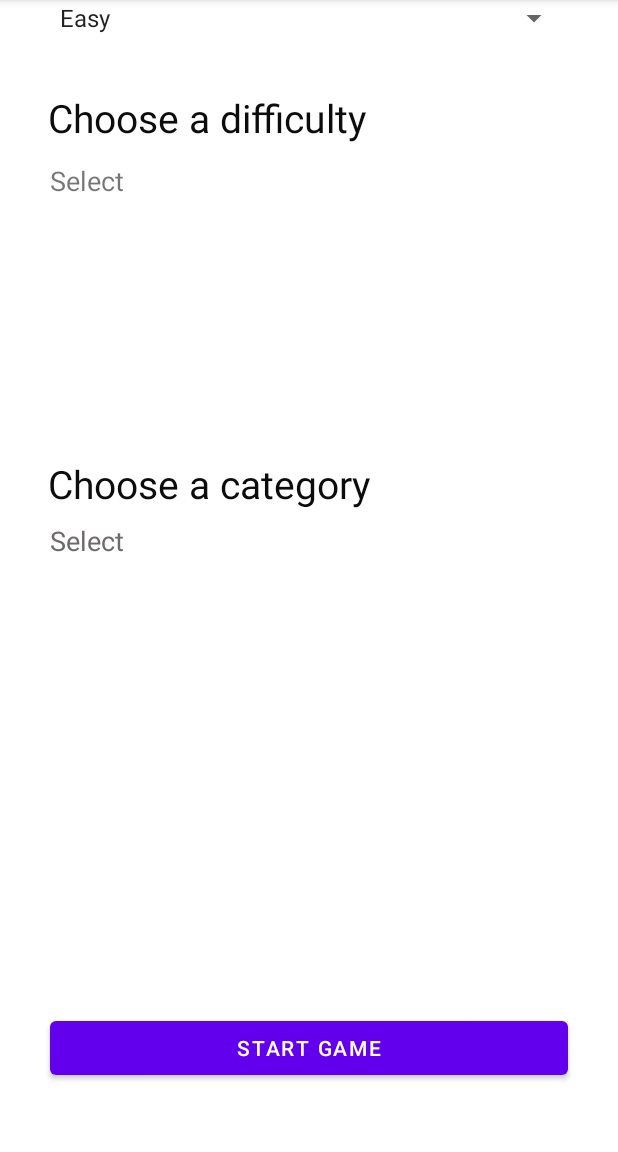
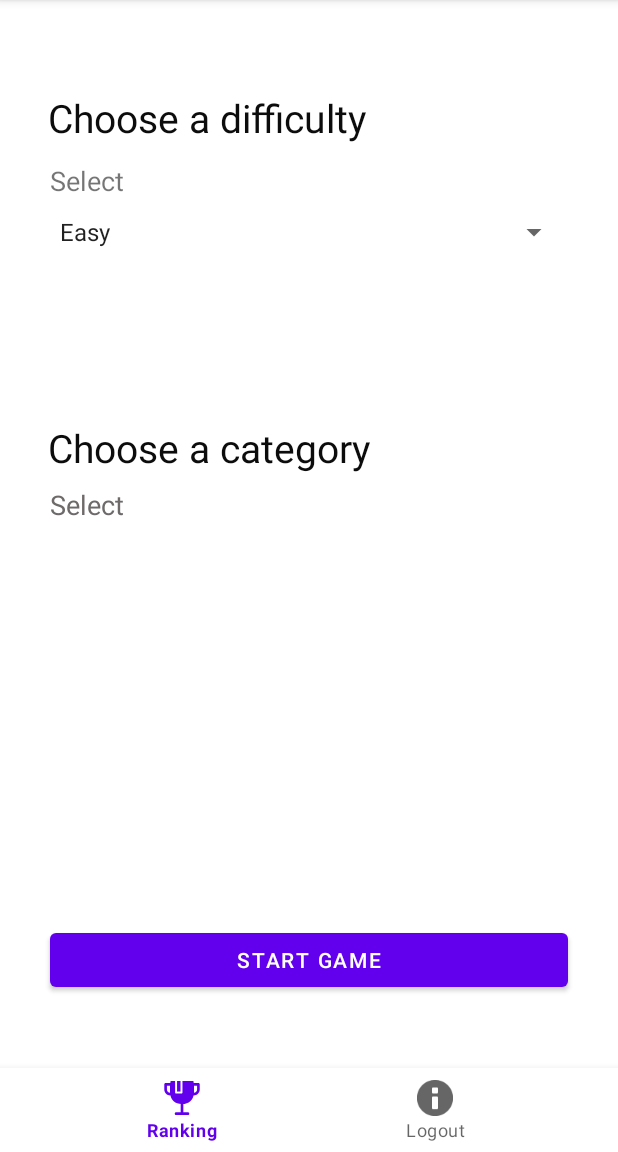
Before and after one commit to juliabazanella0/TrabalhoFinal, an Android app: the MainActivity screen opened directly, with no data from a screen before it, on a phone screen of 412 x 824 dp, the part 84-1236 px from its top. Run offline under Robolectric (Android 15) with nearby library versions, the phone set to English and light mode, and no system bars; our stand-ins replace navigation-ui.

Commit message:
Implementa bottomNavigation

```diff
--- a/app/src/main/java/com/example/trabalho_final/MainActivity.kt
+++ b/app/src/main/java/com/example/trabalho_final/MainActivity.kt
@@ -1,11 +1,46 @@
 package com.example.trabalho_final
 
+import android.content.Context
+import android.content.Intent
 import androidx.appcompat.app.AppCompatActivity
 import android.os.Bundle
+import androidx.navigation.findNavController
+import androidx.navigation.ui.setupWithNavController
+import kotlinx.android.synthetic.main.fragment_config_game.*
 
 class MainActivity : AppCompatActivity() {
     override fun onCreate(savedInstanceState: Bundle?) {
         super.onCreate(savedInstanceState)
         setContentView(R.layout.activity_main)
+
+        bottomNavigationView.setupWithNavController(findNavController(R.id.navHostFragment))
     }
+
+//    fun goToLogin() {
+//        var intent = Intent(this, LoginActivity::class.java).apply {
+//            flags = Intent.FLAG_ACTIVITY_CLEAR_TASK or Intent.FLAG_ACTIVITY_NEW_TASK
+//        }
+//
+//        startActivity(intent)
+//    }
+
+//    fun logout() {
+//        this.getSharedPreferences("game", Context.MODE_PRIVATE)
+//                .edit().apply {
+//                    clear()
+//                    commit()
+//                }
+//        this.getSharedPreferences("config", Context.MODE_PRIVATE)
+//                .edit().apply {
+//                    clear()
+//                    commit()
+//                }
+//        this.getSharedPreferences("login", Context.MODE_PRIVATE)
+//                .edit().apply {
+//                    clear()
+//                    commit()
+//                }
+//
+//        goToLogin()
+//    }
 }
--- /dev/null
+++ b/app/src/main/res/drawable/ic_ranking.xml
@@ -0,0 +1,27 @@
+<vector xmlns:android="http://schemas.android.com/apk/res/android"
+    android:width="91dp"
+    android:height="91dp"
+    android:viewportWidth="91"
+    android:viewportHeight="91">
+  <path
+      android:pathData="M16.084,38.938h-0.332c-8.271,0 -15.002,-6.68 -15.002,-14.888V11.007c0,-1.846 1.494,-3.34 3.342,-3.34h14.494c1.844,0 3.34,1.494 3.34,3.34v23.664c0.018,0.266 0.027,0.424 0.029,0.586c0.025,1.588 -1.072,2.975 -2.625,3.314C18.201,38.819 17.139,38.938 16.084,38.938zM7.432,14.347v9.703c0,4.359 3.461,7.935 7.814,8.193V14.347H7.432z"
+      android:fillColor="#45596B"/>
+  <path
+      android:pathData="M18.615,37.769c-1.34,0 -2.438,-1.076 -2.459,-2.424c-0.02,-0.334 -0.029,-0.502 -0.029,-0.674V11.007c0,-1.359 1.1,-2.459 2.459,-2.459c1.357,0 2.459,1.1 2.459,2.459l0.01,23.832c0.01,0.145 0.018,0.287 0.02,0.432c0.021,1.359 -1.063,2.477 -2.42,2.498C18.641,37.769 18.629,37.769 18.615,37.769z"
+      android:fillColor="#647F94"/>
+  <path
+      android:pathData="M75.32,38.938h-0.332c-1.057,0 -2.121,-0.119 -3.25,-0.367c-1.572,-0.342 -2.678,-1.756 -2.629,-3.363c0.004,-0.152 0.016,-0.303 0.027,-0.453l0.01,-23.748c0,-1.846 1.494,-3.34 3.34,-3.34H86.98c1.844,0 3.34,1.494 3.34,3.34V24.05C90.32,32.259 83.592,38.938 75.32,38.938zM75.826,14.347v17.896c4.352,-0.258 7.814,-3.833 7.814,-8.193v-9.703H75.826z"
+      android:fillColor="#45596B"/>
+  <path
+      android:pathData="M45.535,88.495c-1.844,0 -3.342,-1.496 -3.342,-3.34V58.304c0,-1.842 1.498,-3.34 3.342,-3.34c1.846,0 3.34,1.498 3.34,3.34v26.852C48.875,86.999 47.381,88.495 45.535,88.495z"
+      android:fillColor="#45596B"/>
+  <path
+      android:pathData="M60.531,88.495H30.537c-1.844,0 -3.34,-1.496 -3.34,-3.34c0,-1.846 1.496,-3.34 3.34,-3.34h29.994c1.844,0 3.34,1.494 3.34,3.34C63.871,86.999 62.375,88.495 60.531,88.495z"
+      android:fillColor="#45596B"/>
+  <path
+      android:pathData="M72.486,2.498H46.66v29.195c0,1.357 -1.104,2.459 -2.459,2.459H30.537c-1.357,0 -2.459,-1.102 -2.459,-2.459V2.498h-9.492c-1.359,0 -2.463,1.098 -2.463,2.459l0.033,30.412c0.365,14.955 12.287,25.398 29,25.398h0.756c16.711,0 28.635,-10.443 28.994,-25.453l0.039,-30.357C74.945,3.595 73.844,2.498 72.486,2.498z"
+      android:fillColor="#647F94"/>
+  <path
+      android:pathData="M32.996,2.498h8.744v26.734h-8.744z"
+      android:fillColor="#6EC4A7"/>
+</vector>
--- a/app/src/main/res/layout/fragment_config_game.xml
+++ b/app/src/main/res/layout/fragment_config_game.xml
@@ -52,14 +52,14 @@
         android:layout_height="wrap_content"
         android:layout_marginStart="32dp"
         android:layout_marginLeft="32dp"
-        android:layout_marginTop="172dp"
+        android:layout_marginTop="148dp"
         android:layout_marginEnd="32dp"
         android:layout_marginRight="32dp"
         android:text="@string/choose_a_category"
         android:textColor="#0C0C0C"
         android:textSize="26sp"
         app:layout_constraintEnd_toEndOf="parent"
-        app:layout_constraintHorizontal_bias="1.0"
+        app:layout_constraintHorizontal_bias="0.0"
         app:layout_constraintStart_toStartOf="parent"
         app:layout_constraintTop_toBottomOf="@+id/textView10" />
 
@@ -88,14 +88,12 @@
         android:layout_marginLeft="33dp"
         android:layout_marginEnd="33dp"
         android:layout_marginRight="33dp"
-        android:layout_marginBottom="45dp"
+        android:layout_marginBottom="104dp"
         android:text="@string/start_game"
         app:layout_constraintBottom_toBottomOf="parent"
         app:layout_constraintEnd_toEndOf="parent"
-        app:layout_constraintHorizontal_bias="1.0"
-        app:layout_constraintStart_toStartOf="parent"
-        app:layout_constraintTop_toBottomOf="@+id/textView13"
-        app:layout_constraintVertical_bias="1.0" />
+        app:layout_constraintHorizontal_bias="0.0"
+        app:layout_constraintStart_toStartOf="parent" />
 
     <androidx.recyclerview.widget.RecyclerView
         android:id="@+id/listCategories"
@@ -103,12 +101,15 @@
         android:layout_height="0dp"
         android:layout_marginStart="32dp"
         android:layout_marginLeft="32dp"
+        android:layout_marginTop="1dp"
         android:layout_marginEnd="33dp"
         android:layout_marginRight="33dp"
-        android:layout_marginBottom="48dp"
+        android:layout_marginBottom="40dp"
         app:layout_constraintBottom_toTopOf="@+id/btStartGame"
         app:layout_constraintEnd_toEndOf="@+id/textView13"
-        app:layout_constraintStart_toStartOf="@+id/textView13" />
+        app:layout_constraintHorizontal_bias="0.484"
+        app:layout_constraintStart_toStartOf="@+id/textView13"
+        app:layout_constraintTop_toBottomOf="@+id/textView13" />
 
     <Spinner
         android:id="@+id/selectedDifficulty"
@@ -116,10 +117,20 @@
         android:layout_height="wrap_content"
         android:layout_marginStart="32dp"
         android:layout_marginLeft="32dp"
+        android:layout_marginTop="10dp"
         android:layout_marginEnd="32dp"
         android:layout_marginRight="32dp"
         app:layout_constraintEnd_toEndOf="parent"
         app:layout_constraintHorizontal_bias="0.0"
         app:layout_constraintStart_toStartOf="parent"
-        tools:layout_editor_absoluteY="140dp" />
+        app:layout_constraintTop_toBottomOf="@+id/textView10" />
+
+    <com.google.android.material.bottomnavigation.BottomNavigationView
+        android:id="@+id/bottomNavigationView"
+        android:layout_width="match_parent"
+        android:layout_height="wrap_content"
+        app:layout_constraintBottom_toBottomOf="parent"
+        app:layout_constraintEnd_toEndOf="parent"
+        app:layout_constraintStart_toStartOf="parent"
+        app:menu="@menu/menu_bottom" />
 </androidx.constraintlayout.widget.ConstraintLayout>
--- a/app/src/main/res/layout/fragment_ranking.xml
+++ b/app/src/main/res/layout/fragment_ranking.xml
@@ -1,6 +1,25 @@
 <?xml version="1.0" encoding="utf-8"?>
 <androidx.constraintlayout.widget.ConstraintLayout xmlns:android="http://schemas.android.com/apk/res/android"
+    xmlns:app="http://schemas.android.com/apk/res-auto"
     xmlns:tools="http://schemas.android.com/tools"
     android:layout_width="match_parent"
     android:layout_height="match_parent"
-    tools:context=".RankingFragment"/>
+    tools:context=".RankingFragment">
+
+    <TextView
+        android:id="@+id/textView14"
+        android:layout_width="wrap_content"
+        android:layout_height="wrap_content"
+        android:layout_marginStart="32dp"
+        android:layout_marginLeft="32dp"
+        android:layout_marginTop="50dp"
+        android:layout_marginEnd="32dp"
+        android:layout_marginRight="32dp"
+        android:text="@string/ranking"
+        android:textColor="#0C0C0C"
+        android:textSize="26sp"
+        android:textStyle="normal"
+        app:layout_constraintEnd_toEndOf="parent"
+        app:layout_constraintStart_toStartOf="parent"
+        app:layout_constraintTop_toTopOf="parent" />
+</androidx.constraintlayout.widget.ConstraintLayout>
--- /dev/null
+++ b/app/src/main/res/menu/menu_bottom.xml
@@ -0,0 +1,12 @@
+<?xml version="1.0" encoding="utf-8"?>
+<menu xmlns:app="http://schemas.android.com/apk/res-auto"
+    xmlns:android="http://schemas.android.com/apk/res/android">
+
+    <item
+        android:id="@+id/rankingFragment"
+        android:icon="@drawable/ic_ranking"
+        android:title="@string/ranking" />
+    <item
+        android:icon="@android:drawable/ic_dialog_info"
+        android:title="@string/logout" />
+</menu>
--- a/app/src/main/res/values/strings.xml
+++ b/app/src/main/res/values/strings.xml
@@ -27,4 +27,6 @@
     <string name="easy">Easy</string>
     <string name="medium">Medium</string>
     <string name="hard">Hard</string>
+    <string name="ranking" translatable="false">Ranking</string>
+    <string name="logout">Logout</string>
 </resources>
```
Also changed, not shown: 1 other file.
